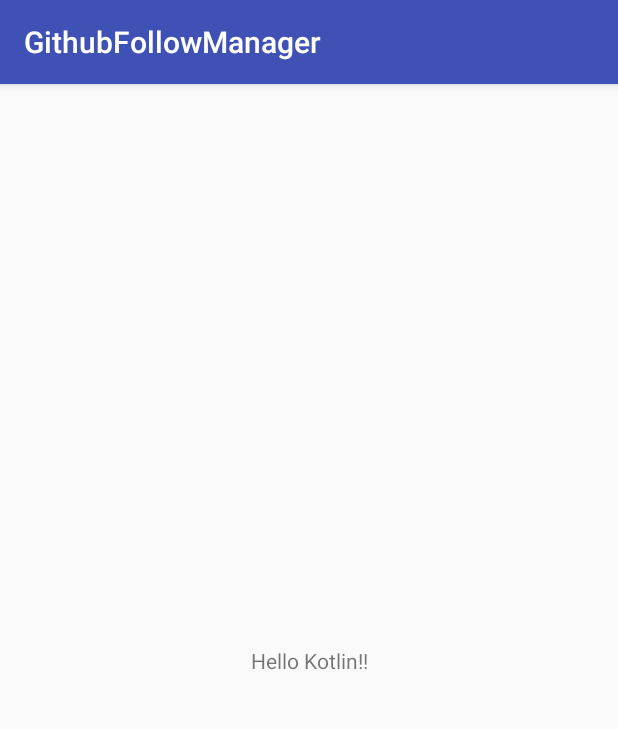
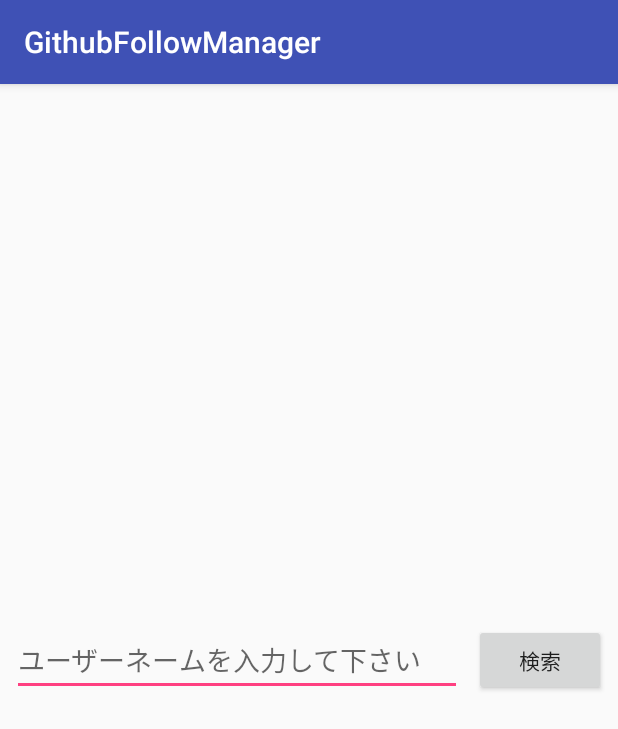
Before and after one commit to takuaraki/GithubFollowManager, an Android app: the screen it shows after launch (MainActivity), on a phone screen of 412 x 824 dp. Shown: the top 729 px of the screen. Run offline under Robolectric (Android 15) with nearby library versions, the phone set to English and light mode, and no system bars; our stand-ins replace Dagger/Hilt's generated code, RxJava; network calls fail; 1 statement that could not run was skipped.

Commit message:
検索画面のレイアウトを作成

```diff
--- a/app/src/main/res/layout/activity_main.xml
+++ b/app/src/main/res/layout/activity_main.xml
@@ -4,16 +4,45 @@
     xmlns:tools="http://schemas.android.com/tools"
     android:layout_width="match_parent"
     android:layout_height="match_parent"
-    tools:context="example.com.githubfollowmanager.MainActivity">
+    tools:context="example.com.githubfollowmanager.activities.SearchActivity">
 
-    <TextView
-        android:id="@+id/helloTextView"
-        android:layout_width="wrap_content"
-        android:layout_height="wrap_content"
-        android:text="Hello World!"
+    <ScrollView
+        android:layout_width="match_parent"
+        android:layout_height="match_parent"
         app:layout_constraintBottom_toBottomOf="parent"
-        app:layout_constraintLeft_toLeftOf="parent"
-        app:layout_constraintRight_toRightOf="parent"
-        app:layout_constraintTop_toTopOf="parent" />
+        app:layout_constraintTop_toTopOf="parent">
 
+        <android.support.constraint.ConstraintLayout
+            android:layout_width="match_parent"
+            android:layout_height="wrap_content"
+            android:layout_gravity="center">
+
+            <EditText
+                android:id="@+id/userNameInputEditText"
+                android:layout_width="0dp"
+                android:layout_height="wrap_content"
+                android:layout_margin="8dp"
+                android:hint="@string/hint"
+                android:inputType="textEmailAddress"
+                android:maxLines="1"
+                app:layout_constraintBottom_toBottomOf="parent"
+                app:layout_constraintEnd_toStartOf="@+id/searchButton"
+                app:layout_constraintStart_toStartOf="parent"
+                app:layout_constraintTop_toTopOf="parent" />
+
+            <Button
+                android:id="@+id/searchButton"
+                android:layout_width="wrap_content"
+                android:layout_height="wrap_content"
+                android:layout_marginBottom="8dp"
+                android:layout_marginRight="8dp"
+                android:layout_marginTop="8dp"
+                android:gravity="center"
+                android:text="@string/search"
+                app:layout_constraintBottom_toBottomOf="parent"
+                app:layout_constraintEnd_toEndOf="parent"
+                app:layout_constraintStart_toEndOf="@+id/userNameInputEditText"
+                app:layout_constraintTop_toTopOf="parent" />
+        </android.support.constraint.ConstraintLayout>
+    </ScrollView>
 </android.support.constraint.ConstraintLayout>
--- a/app/src/main/res/values/strings.xml
+++ b/app/src/main/res/values/strings.xml
@@ -1,3 +1,7 @@
 <resources>
     <string name="app_name">GithubFollowManager</string>
+
+    <string name="search">検索</string>
+    <string name="hint">ユーザーネームを入力して下さい</string>
+    <string name="search_error">ユーザーが見つかりませんでした 😭</string>
 </resources>
```
